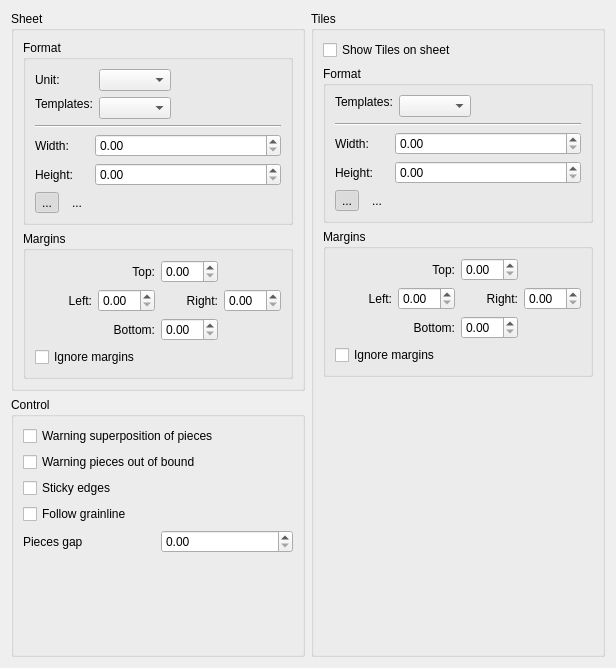
First picture: the form in src/app/puzzle/dialogs/configpages/puzzlepreferenceslayoutpage.ui, repository dismine/valentina, before the edit.
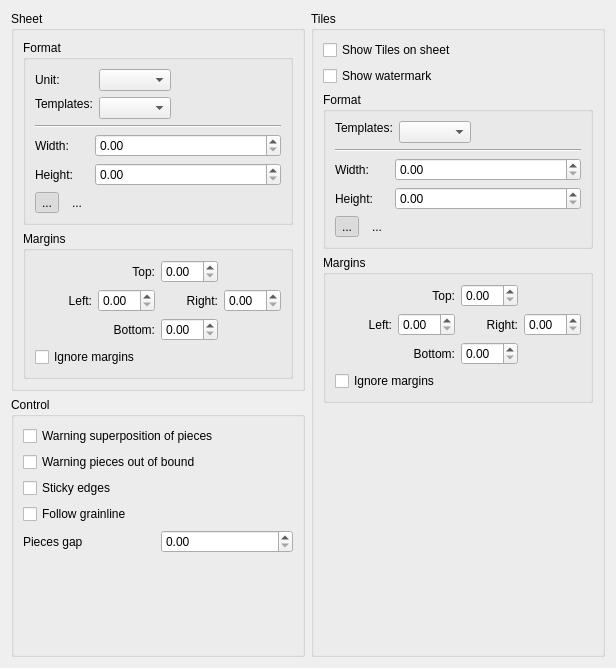
Second picture: the form after the edit. Icons and pictures are not drawn.

Commit message: Watermark support.

```diff
--- a/src/app/puzzle/dialogs/configpages/puzzlepreferenceslayoutpage.ui
+++ b/src/app/puzzle/dialogs/configpages/puzzlepreferenceslayoutpage.ui
@@ -374,6 +374,16 @@
         </property>
        </widget>
       </item>
+      <item>
+       <widget class="QCheckBox" name="checkBoxTileShowWatermark">
+        <property name="toolTip">
+         <string>Show watermark preview</string>
+        </property>
+        <property name="text">
+         <string>Show watermark</string>
+        </property>
+       </widget>
+      </item>
       <item>
        <widget class="QGroupBox" name="groupBoxPaperFormat_2">
         <property name="autoFillBackground">
```
The commit also changes 51 other files.
